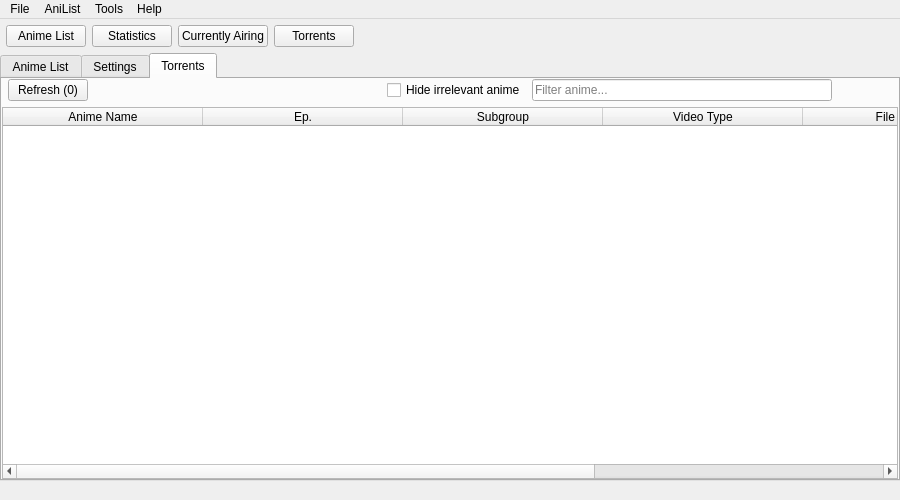
Old version of the form mainwindow.ui in the repository killmaster/Shinjiru.
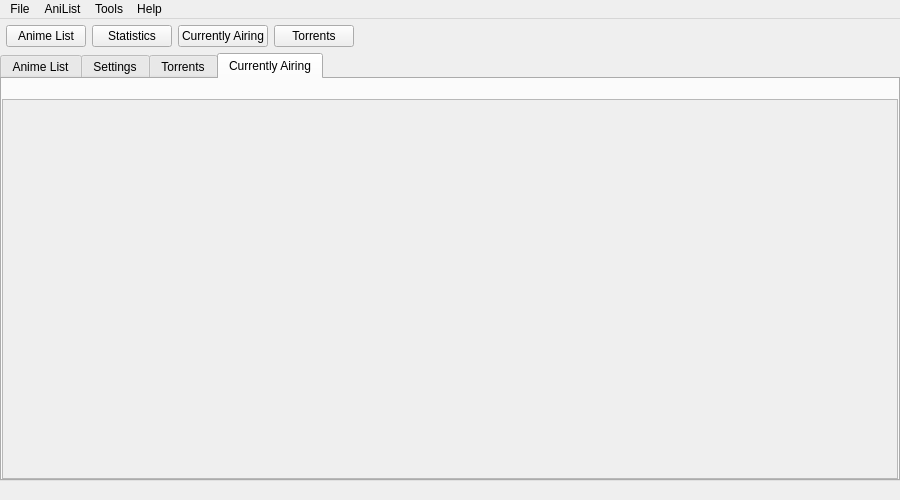
New version of the form.

Commit message: Pretty airing anime tab

What changed in the file:
```diff
--- a/mainwindow.ui
+++ b/mainwindow.ui
@@ -116,7 +116,7 @@
     <item>
      <widget class="QTabWidget" name="tabWidget">
       <property name="currentIndex">
-       <number>2</number>
+       <number>3</number>
       </property>
       <widget class="QWidget" name="tab">
        <attribute name="title">
@@ -414,6 +414,42 @@
         </item>
        </layout>
       </widget>
+      <widget class="QWidget" name="tabAiring">
+       <attribute name="title">
+        <string>Currently Airing</string>
+       </attribute>
+       <layout class="QVBoxLayout" name="verticalLayout_3">
+        <property name="leftMargin">
+         <number>0</number>
+        </property>
+        <property name="topMargin">
+         <number>20</number>
+        </property>
+        <property name="rightMargin">
+         <number>0</number>
+        </property>
+        <property name="bottomMargin">
+         <number>0</number>
+        </property>
+        <item>
+         <widget class="QScrollArea" name="scrollArea">
+          <property name="widgetResizable">
+           <bool>true</bool>
+          </property>
+          <widget class="QWidget" name="airingPanel">
+           <property name="geometry">
+            <rect>
+             <x>0</x>
+             <y>0</y>
+             <width>892</width>
+             <height>376</height>
+            </rect>
+           </property>
+          </widget>
+         </widget>
+        </item>
+       </layout>
+      </widget>
      </widget>
     </item>
    </layout>
```
Left out of the diff: 2 changed lines with no effect on the pictures. The commit also changes 10 other files.
